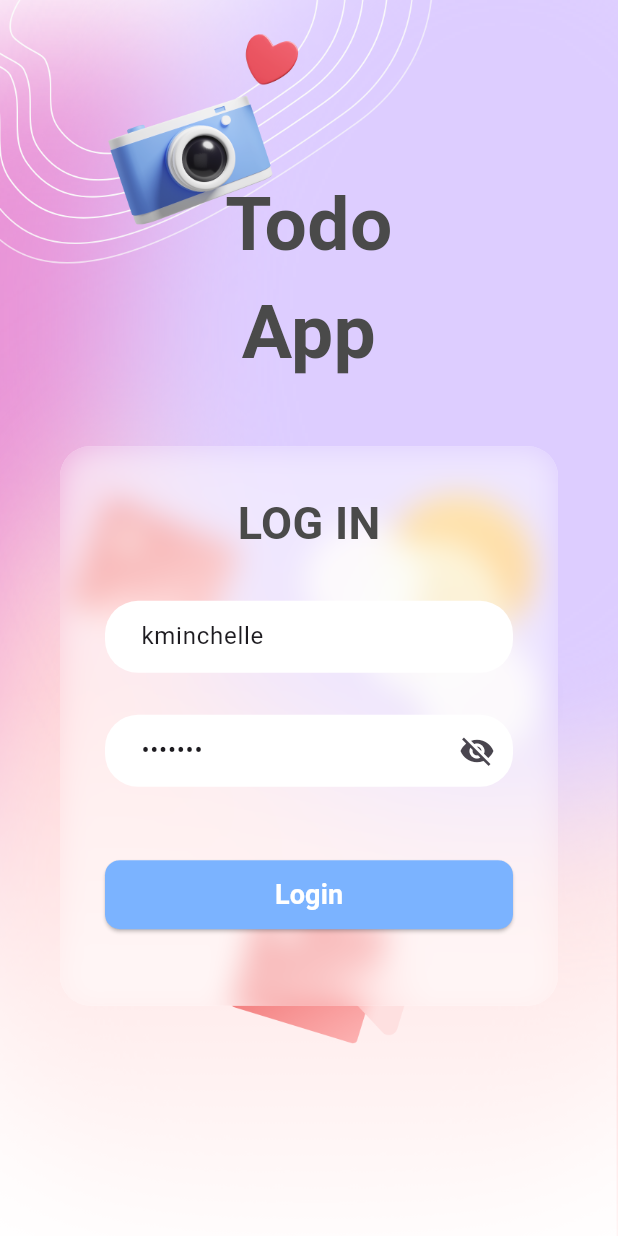
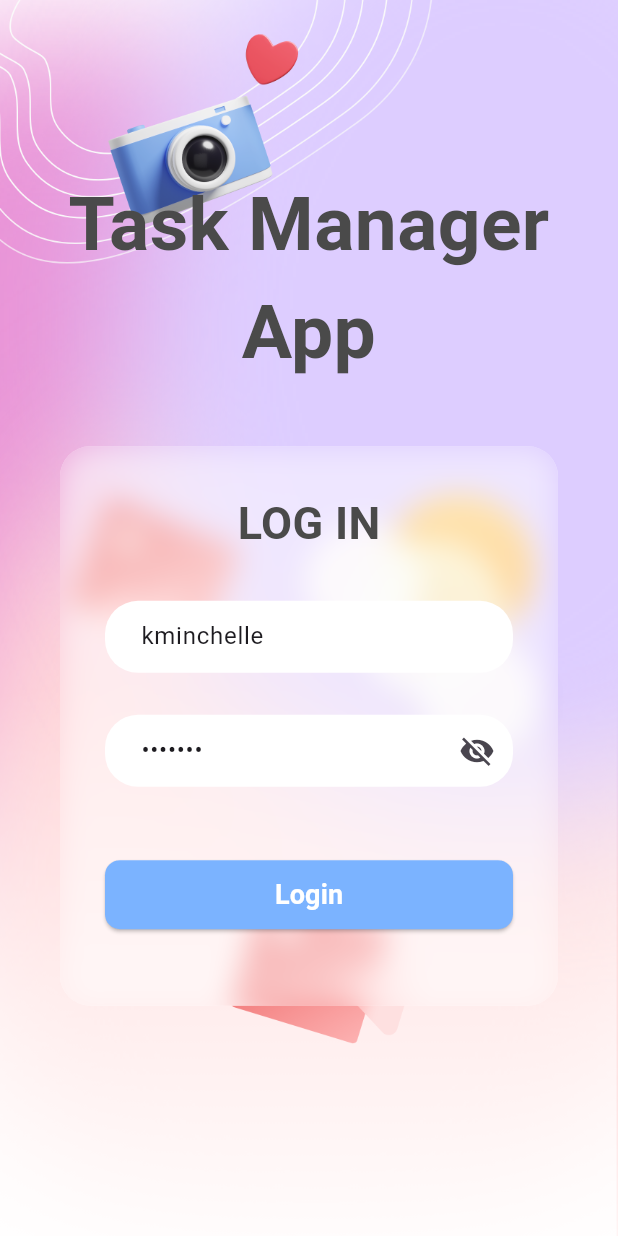
Before and after one commit to ahmedhesham2000/maidsTask, a Flutter app: the screen it shows after launch, on a phone screen of 412 x 824 dp. Run offline on Flutter 3.47's test engine with Material 3 defaults, Android fonts, the phone set to English and light mode, and no system bars; our stand-ins replace awesome_dialog, cached_network_image, dio, flutter_bloc, shared_preferences; accounts and stored records are empty; network calls fail.

```diff
--- a/lib/main.dart
+++ b/lib/main.dart
@@ -30,7 +30,7 @@ class MyApp extends StatelessWidget {
           BlocProvider(create: (context) => AppCubit()),
         ],
         child: MaterialApp(
-          title: 'Flutter Demo',
+          title: 'Task Manager',
           debugShowCheckedModeBanner: false,
           theme: ThemeData(
             colorScheme: ColorScheme.fromSeed(seedColor: Colors.deepPurple),
--- a/lib/view/login/login_screen.dart
+++ b/lib/view/login/login_screen.dart
@@ -41,7 +41,7 @@ class _LoginScreenState extends State<LoginScreen> {
                   crossAxisAlignment: CrossAxisAlignment.center,
                   children: [
                     Text(
-                      'Todo \nApp',
+                      'Task Manager \nApp',
                       textAlign: TextAlign.center,
                       style: TextStyle(
                         color: Color(0xff4A4A4A),
```
Also changed, not shown: 1 other file.
